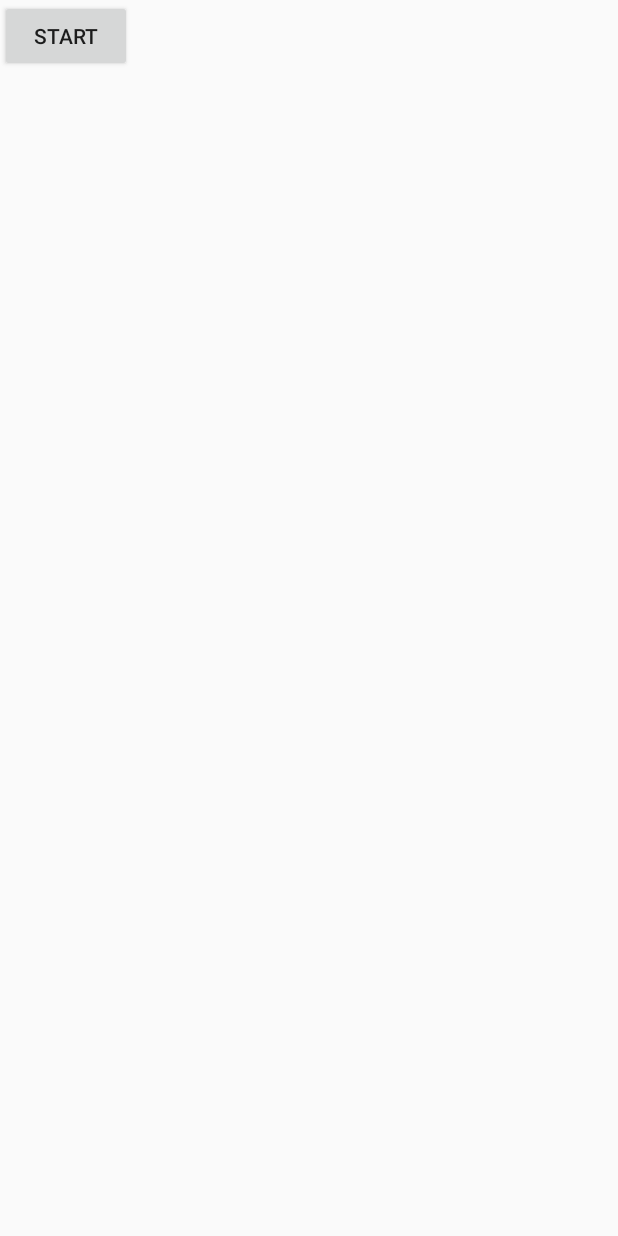
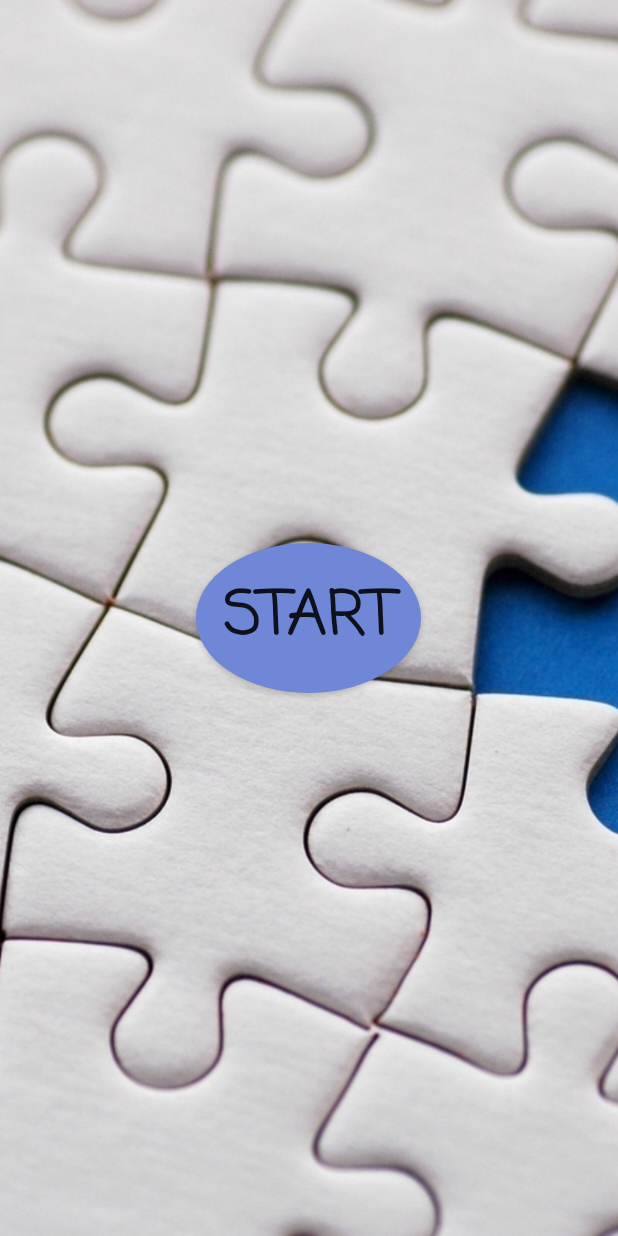
Before and after one commit to WorldDevelop/UniversalPuzzle, an Android app: the screen it shows after launch (MainActivity), on a phone screen of 412 x 824 dp. Run offline under Robolectric (Android 15) with nearby library versions, the phone set to English and light mode, and no system bars.

Commit message:
style main activity

```diff
--- /dev/null
+++ b/app/src/main/res/drawable/round_btn.xml
@@ -0,0 +1,9 @@
+<?xml version="1.0" encoding="utf-8"?>
+<selector
+    xmlns:android="http://schemas.android.com/apk/res/android">
+    <item>
+        <shape android:shape="oval">
+            <solid android:color="#7086d6"/>
+        </shape>
+    </item>
+</selector>
--- a/app/src/main/res/layout/activity_main.xml
+++ b/app/src/main/res/layout/activity_main.xml
@@ -5,10 +5,21 @@
     android:layout_height="match_parent"
     tools:context="pro.world_develop.universalpuzzle.MainActivity">
 
+    <ImageView
+        android:layout_width="match_parent"
+        android:layout_height="match_parent"
+        android:src="@drawable/main_background"
+        android:scaleType="centerCrop"/>
+
     <Button
-        android:layout_width="wrap_content"
-        android:layout_height="wrap_content"
+        android:layout_width="150dp"
+        android:layout_height="100dp"
         android:text="START"
-        android:onClick="openGameActivity"/>
+        android:onClick="openGameActivity"
+        android:layout_centerInParent="true"
+        android:textStyle="bold"
+        android:textSize="40dp"
+        android:fontFamily="casual"
+        android:background="@drawable/round_btn"/>
 
 </RelativeLayout>
```
Also changed, not shown: app/src/main/res/drawable/main_background.jpg (added).
